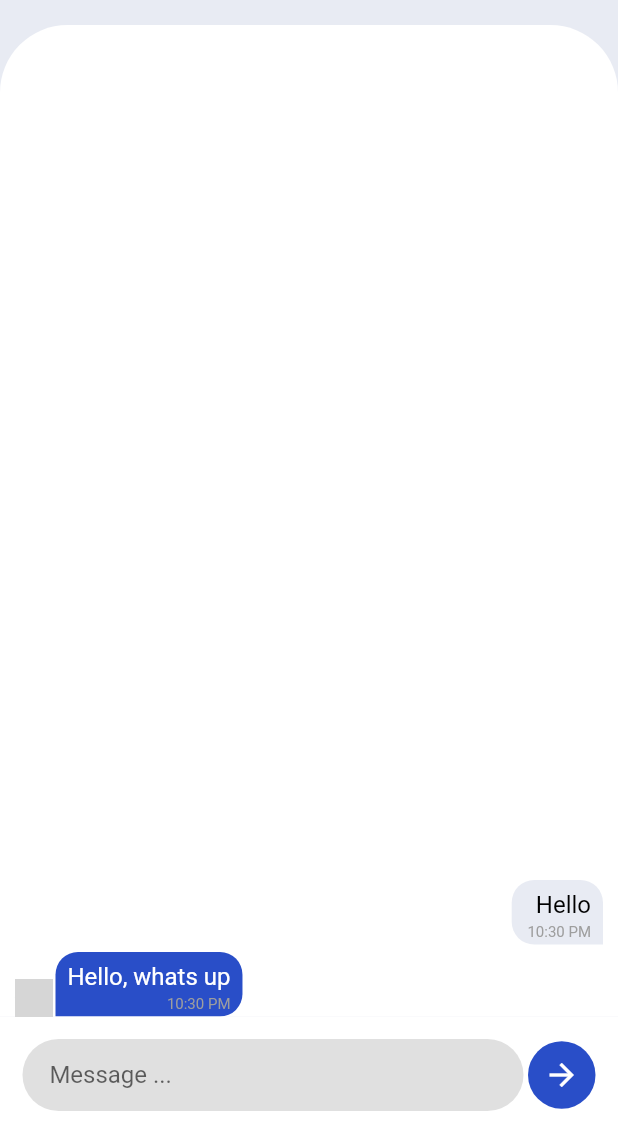
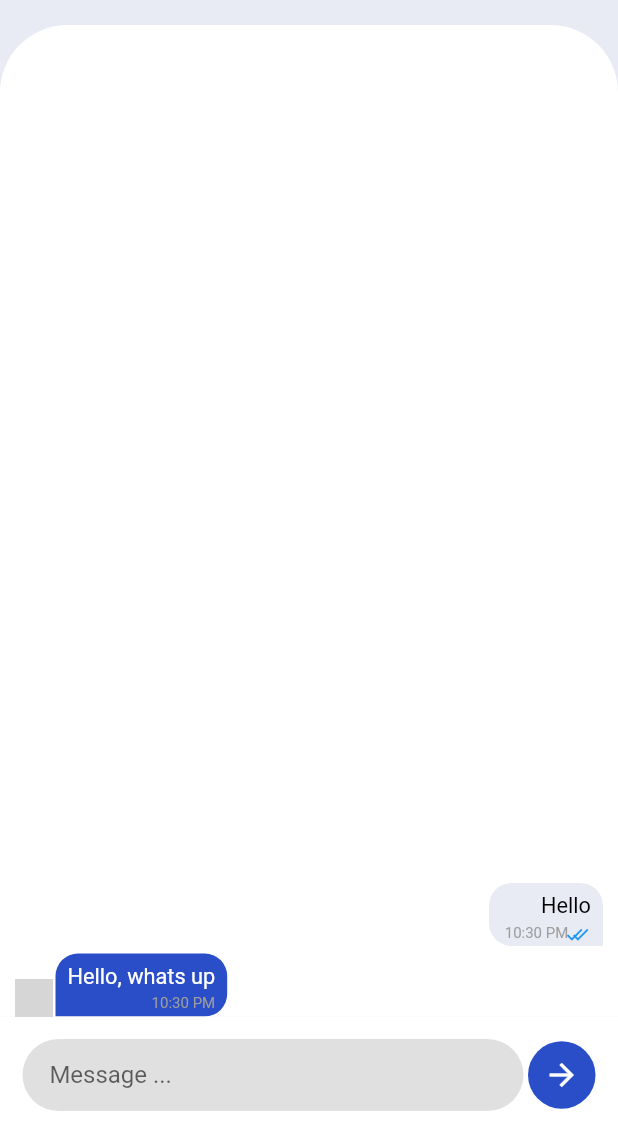
Before and after one commit to aymansainshy/a1_chat_app, a Flutter app: the screen it shows after launch, after a tap on "Sainshy", on a phone screen of 412 x 824 dp, the part 110-1236 px from its top. Run offline on Flutter 3.47's test engine with Material 2 defaults, Android fonts, the phone set to English and light mode, and no system bars; our stand-ins replace bloc, device_info_plus, equatable, flutter_bloc, flutter_screenutil, flutter_spinkit and 9 more; accounts and stored records are empty; network calls fail; grey boxes are pictures that could not be loaded.

Commit message:
fix small issuse

```diff
--- a/lib/src/modules/home/widgets/user_avatar.dart
+++ b/lib/src/modules/home/widgets/user_avatar.dart
@@ -6,8 +6,8 @@ class UserAvatar extends StatelessWidget {
     required this.imageUrl,
     this.radius = 35,
     this.isOnline = false,
-    this.pos1 = 5,
-    this.pos2 = 3,
+    this.pos1 = 3,
+    this.pos2 = 1,
   }) : super(key: key);
 
   final String? imageUrl;
--- a/lib/src/modules/messages/views/chat_view.dart
+++ b/lib/src/modules/messages/views/chat_view.dart
@@ -73,8 +73,6 @@ class _ChatViewState extends State<ChatView> {
                           imageUrl: widget.messageRoom.imageUrl,
                           radius: 28,
                           isOnline: true,
-                          pos1: 0,
-                          pos2: 0,
                         ),
                         const SizedBox(width: 8),
                         Transform.translate(
@@ -123,11 +121,11 @@ class _ChatViewState extends State<ChatView> {
                       reverse: true,
                       itemCount: messageState.messageRooms[widget.messageRoom.phoneNumber]?.messages?.length,
                       itemBuilder: (context, i) {
-                        final message = messageState.messageRooms[widget.messageRoom.phoneNumber]?.messages?.reversed.toList()[i];
-                        var isMe = message?.sender == Application.myPhone;
+                        final message = messageState.messageRooms[widget.messageRoom.phoneNumber]?.messages?.reversed.toList();
+                        var isMe = message?[i]?.sender == Application.myPhone;
                         return MessageWidget(
                             isMe: isMe,
-                            message: message,
+                            message: message?[i],
                             avatar: widget.messageRoom.imageUrl,
                         );
                       },
--- a/lib/src/modules/messages/widgets/room_widget.dart
+++ b/lib/src/modules/messages/widgets/room_widget.dart
@@ -18,17 +18,17 @@ class RoomWidget extends StatelessWidget {
           ),
         );
       },
-      child: SizedBox(
-        height: 90,
       child: Padding(
-          padding: const EdgeInsets.symmetric(vertical: 15, horizontal: 15),
+        padding: const EdgeInsets.symmetric(vertical: 12, horizontal: 15),
         child: Row(
           children: [
-              UserAvatar(imageUrl: messageRoom.imageUrl, isOnline: true, radius: 30),
+            UserAvatar(
+              imageUrl: messageRoom.imageUrl,
+              isOnline: true,
+              radius: 30,
+            ),
             const SizedBox(width: 10),
             Expanded(
-                child: Transform.translate(
-                  offset: const Offset(0, 4.5),
               child: Column(
                 children: [
                   Row(
@@ -36,18 +36,15 @@ class RoomWidget extends StatelessWidget {
                       Expanded(
                         child: Text(
                           "${messageRoom.name ?? messageRoom.phoneNumber}",
-                              style: Theme.of(context)
-                                  .textTheme
-                                  .titleMedium
-                                  ?.copyWith(
+                          style:
+                              Theme.of(context).textTheme.titleMedium?.copyWith(
                                     fontSize: 18,
                                   ),
                         ),
                       ),
                       Text(
                         "5 min",
-                            style:
-                                Theme.of(context).textTheme.caption?.copyWith(
+                        style: Theme.of(context).textTheme.caption?.copyWith(
                               color: Theme.of(context).primaryColor,
                             ),
                       ),
@@ -59,9 +56,7 @@ class RoomWidget extends StatelessWidget {
                       Expanded(
                         child: Text(
                             "hi how are you .I am looking for something can you help me ?... ",
-                              style: Theme.of(context)
-                                  .textTheme
-                                  .caption
+                            style: Theme.of(context).textTheme.caption
                             // ?.copyWith(fontSize: 12),
                             ),
                       ),
@@ -77,8 +72,7 @@ class RoomWidget extends StatelessWidget {
                             style: Theme.of(context)
                                 .textTheme
                                 .bodyText2
-                                    ?.copyWith(
-                                        color: Theme.of(context).cardColor),
+                                ?.copyWith(color: Theme.of(context).cardColor),
                           ),
                         ),
                       ),
@@ -87,9 +81,7 @@ class RoomWidget extends StatelessWidget {
                 ],
               ),
             ),
-              ),
           ],
-          ),
         ),
       ),
     );
--- a/lib/src/modules/messages/widgets/text_message_widget.dart
+++ b/lib/src/modules/messages/widgets/text_message_widget.dart
@@ -46,20 +46,31 @@ class TextMessageItem extends StatelessWidget {
           const SizedBox(height: 5),
           Text(
             message!.content,
-            textAlign: isMe ? TextAlign.right : TextAlign.left,
+            // textAlign: isMe ? TextAlign.left : TextAlign.right,
             style: Theme.of(context).textTheme.bodyText2?.copyWith(
-                  fontSize: 16,
+                  fontSize: 14.5,
                   color: isMe ? Colors.black : Colors.white,
                 ),
           ),
           const SizedBox(height: 3),
-          Text(
-            "${DateTime.now().hour}:${DateTime.now().minute } PM ",
-            textAlign: TextAlign.right,
-            style: Theme.of(context).textTheme.bodyText2?.copyWith(
-                  fontSize: 10,
-                  color: isMe ? Colors.grey : Colors.grey,
+          SizedBox(
+            width: 60,
+            height: 13,
+            child: Row(
+              mainAxisAlignment: MainAxisAlignment.end,
+              children: [
+                Text(
+                  "${DateTime.now().hour}:${DateTime.now().minute} PM ",
+                  textAlign: TextAlign.right,
+                  style: Theme.of(context).textTheme.bodyText2?.copyWith(
+                        fontSize: 10,
+                        color: isMe ? Colors.grey : Colors.grey,
+                      ),
                 ),
+                if (isMe) const Spacer(),
+                if (isMe) const ReadBlueCheck()
+              ],
+            ),
           ),
         ],
       ),
@@ -67,6 +78,32 @@ class TextMessageItem extends StatelessWidget {
   }
 }
 
+class ReadBlueCheck extends StatelessWidget {
+  const ReadBlueCheck({Key? key}) : super(key: key);
+
+  @override
+  Widget build(BuildContext context) {
+    return Stack(
+      clipBehavior: Clip.none,
+      children: const [
+        Icon(
+          Icons.check,
+          size: 14,
+          color: Colors.blue,
+        ),
+        Positioned(
+          bottom: -1,
+          right: 4,
+          child: Icon(
+            Icons.check,
+            size: 14,
+            color: Colors.blue,
+          ),
+        ),
+      ],
+    );
+  }
+}
 
 DateTime newDate = DateTime.now();
 DateTime formatedDate = newDate.subtract(
```
Lines whose indentation alone changed are shown as unchanged.
